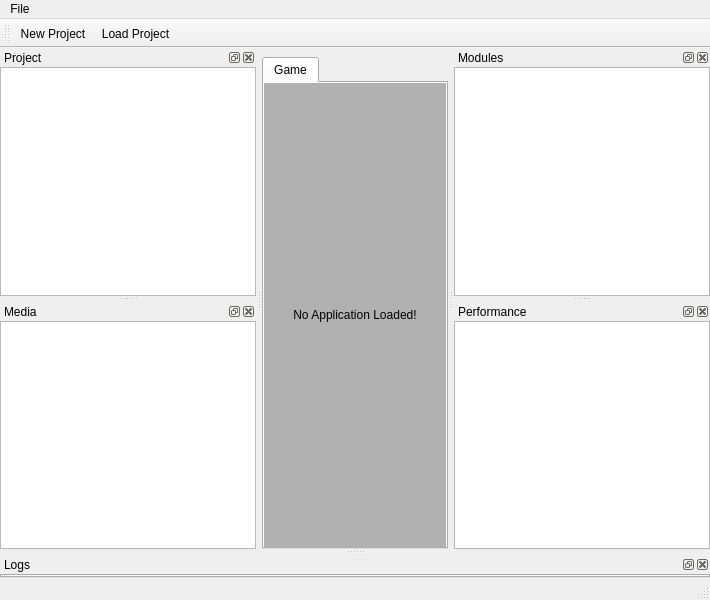
Above: View/mainwindow.ui from BlenderCN-Org/Maditor before the change. Below: the same form after it.
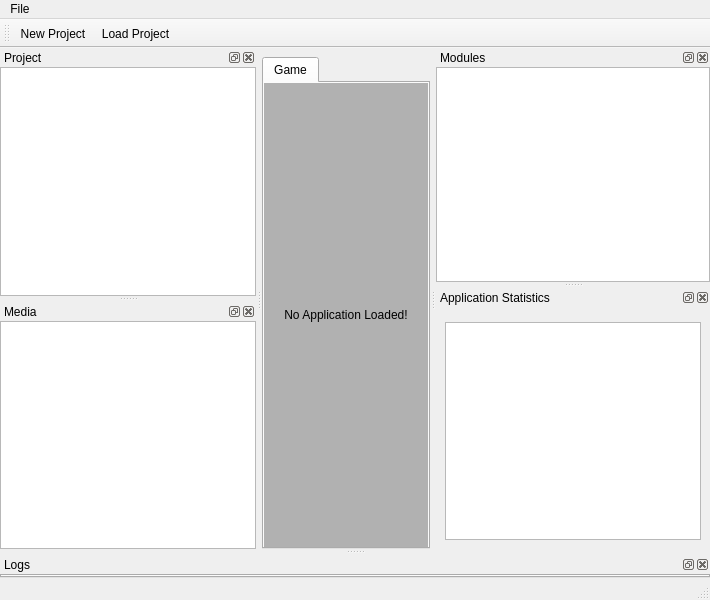
That is the form after the change. Icons and pictures are not drawn. Custom widgets are drawn as their Qt base class.

```diff
--- a/View/mainwindow.ui
+++ b/View/mainwindow.ui
@@ -227,43 +227,6 @@
     </layout>
    </widget>
   </widget>
-  <widget class="QDockWidget" name="performanceDockWidget">
-   <property name="windowTitle">
-    <string>Performance</string>
-   </property>
-   <attribute name="dockWidgetArea">
-    <number>2</number>
-   </attribute>
-   <widget class="QWidget" name="performanceDockWidgetContents">
-    <layout class="QGridLayout" name="gridLayout_4">
-     <property name="leftMargin">
-      <number>0</number>
-     </property>
-     <property name="topMargin">
-      <number>0</number>
-     </property>
-     <property name="rightMargin">
-      <number>0</number>
-     </property>
-     <property name="bottomMargin">
-      <number>0</number>
-     </property>
-     <property name="spacing">
-      <number>0</number>
-     </property>
-     <item row="0" column="0">
-      <widget class="Maditor::View::TreeView" name="performanceWidget">
-       <property name="locale">
-        <locale language="English" country="UnitedStates"/>
-       </property>
-       <property name="sortingEnabled">
-        <bool>true</bool>
-       </property>
-      </widget>
-     </item>
-    </layout>
-   </widget>
-  </widget>
   <widget class="QDockWidget" name="projectDockWidget">
    <property name="windowTitle">
     <string>Project</string>
@@ -382,6 +345,31 @@
    <addaction name="actionNewProject"/>
    <addaction name="actionLoadProject"/>
   </widget>
+  <widget class="QDockWidget" name="appStatsDockWidget">
+   <property name="windowTitle">
+    <string>Application Statistics</string>
+   </property>
+   <attribute name="dockWidgetArea">
+    <number>2</number>
+   </attribute>
+   <widget class="QWidget" name="appStatsDockWidgetContents">
+    <layout class="QGridLayout" name="gridLayout_10">
+     <item row="1" column="0">
+      <widget class="Maditor::View::TreeView" name="performanceWidget">
+       <property name="locale">
+        <locale language="English" country="UnitedStates"/>
+       </property>
+       <property name="sortingEnabled">
+        <bool>true</bool>
+       </property>
+      </widget>
+     </item>
+     <item row="0" column="0">
+      <widget class="Maditor::View::AppStatsWidget" name="appStatsWidget" native="true"/>
+     </item>
+    </layout>
+   </widget>
+  </widget>
   <action name="actionNewProject">
    <property name="text">
     <string>New Project</string>
@@ -488,6 +476,12 @@
    <extends>QTreeView</extends>
    <header>Project/filesview.h</header>
   </customwidget>
+  <customwidget>
+   <class>Maditor::View::AppStatsWidget</class>
+   <extends>QWidget</extends>
+   <header>application/appstatswidget.h</header>
+   <container>1</container>
+  </customwidget>
  </customwidgets>
  <resources>
   <include location="resources.qrc"/>
```
Left out of the diff: 12 changed lines with no effect on the pictures.
